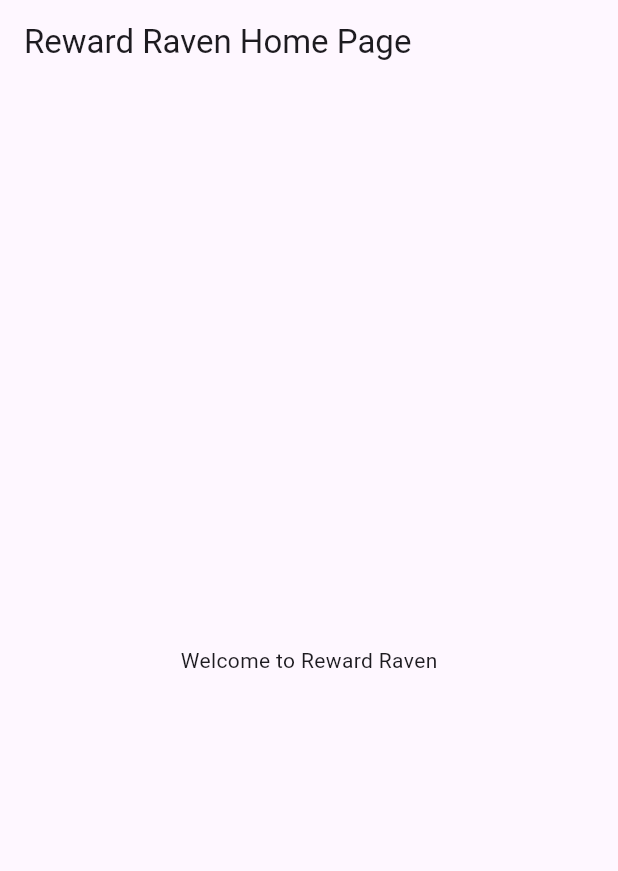
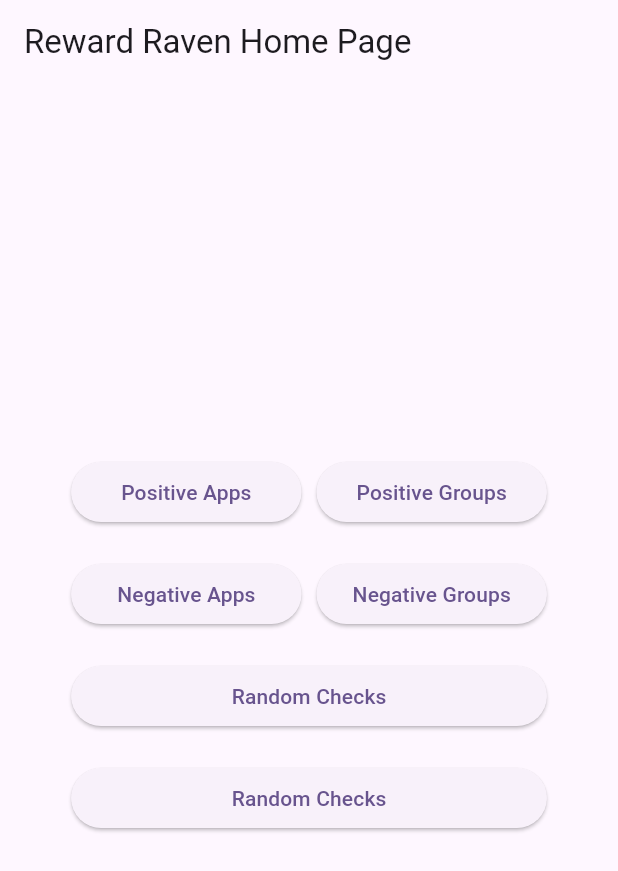
Before and after one commit to zemua/RewardRaven, a Flutter app: the screen it shows after launch, on a phone screen of 412 x 824 dp. Shown: the top 871 px of the screen. Run offline on Flutter 3.47's test engine with Material 3 defaults, Android fonts, the phone set to English and light mode, and no system bars; generated files the repository leaves out were written again.

Commit message:
home screen dialogs

```diff
--- a/lib/l10n/app_en.arb
+++ b/lib/l10n/app_en.arb
@@ -7,5 +7,11 @@
   "welcome": "Welcome to Reward Raven",
     "@welcome": {
         "description": "The welcome message"
-    }
+    },
+  "positiveApps": "Positive Apps",
+  "positiveGroups": "Positive Groups",
+  "negativeApps": "Negative Apps",
+  "negativeGroups": "Negative Groups",
+  "randomChecks": "Random Checks",
+  "seeTimings": "See Timings"
 }
--- a/lib/main.dart
+++ b/lib/main.dart
@@ -1,5 +1,4 @@
 import 'package:flutter/material.dart';
-import 'package:flutter_localizations/flutter_localizations.dart';
 import 'package:flutter_gen/gen_l10n/app_localizations.dart';
 
 void main() {
@@ -33,8 +32,88 @@
         title: Text(AppLocalizations.of(context)!.homePage),
       ),
       body: Center(
-        child: Text(
-          AppLocalizations.of(context)!.welcome,
+        child: SingleChildScrollView(
+          child: IntrinsicWidth(
+            child: Column(
+              mainAxisSize: MainAxisSize.min,
+              children: [
+                Row(
+                  mainAxisAlignment: MainAxisAlignment.center,
+                  children: [
+                    Expanded(
+                      child: ElevatedButton(
+                        onPressed: () {
+                          print('Positive apps button pressed');
+                        },
+                        child: Text(
+                          AppLocalizations.of(context)!.positiveApps,
+                        ),
+                      ),
+                    ),
+                    SizedBox(width: 10),
+                    Expanded(
+                      child: ElevatedButton(
+                        onPressed: () {
+                          print('Positive groups button pressed');
+                        },
+                        child:
+                            Text(AppLocalizations.of(context)!.positiveGroups),
+                      ),
+                    ),
+                  ],
+                ),
+                SizedBox(height: 20),
+                Row(
+                  mainAxisAlignment: MainAxisAlignment.center,
+                  children: [
+                    Expanded(
+                      child: ElevatedButton(
+                        onPressed: () {
+                          print('Negative apps button pressed');
+                        },
+                        child: Text(
+                          AppLocalizations.of(context)!.negativeApps,
+                        ),
+                      ),
+                    ),
+                    SizedBox(width: 10),
+                    Expanded(
+                      child: ElevatedButton(
+                        onPressed: () {
+                          print('Negative groups button pressed');
+                        },
+                        child:
+                            Text(AppLocalizations.of(context)!.negativeGroups),
+                      ),
+                    ),
+                  ],
+                ),
+                SizedBox(height: 20),
+                Row(mainAxisAlignment: MainAxisAlignment.center, children: [
+                  Expanded(
+                    child: ElevatedButton(
+                      onPressed: () {
+                        print('Random checks button pressed');
+                      },
+                      child: Text(AppLocalizations.of(context)!.randomChecks),
+                    ),
+                  ),
+                ]),
+                SizedBox(height: 20),
+                Row(mainAxisAlignment: MainAxisAlignment.center, children: [
+                  Expanded(
+                    child: ElevatedButton(
+                      onPressed: () {
+                        print('Random checks button pressed');
+                      },
+                      child: Text(AppLocalizations.of(context)!.randomChecks),
+                    ),
+                  ),
+                ]),
+                SizedBox(height: 20),
+              ],
+            ),
+          ),
         ),
       ),
     );
```
